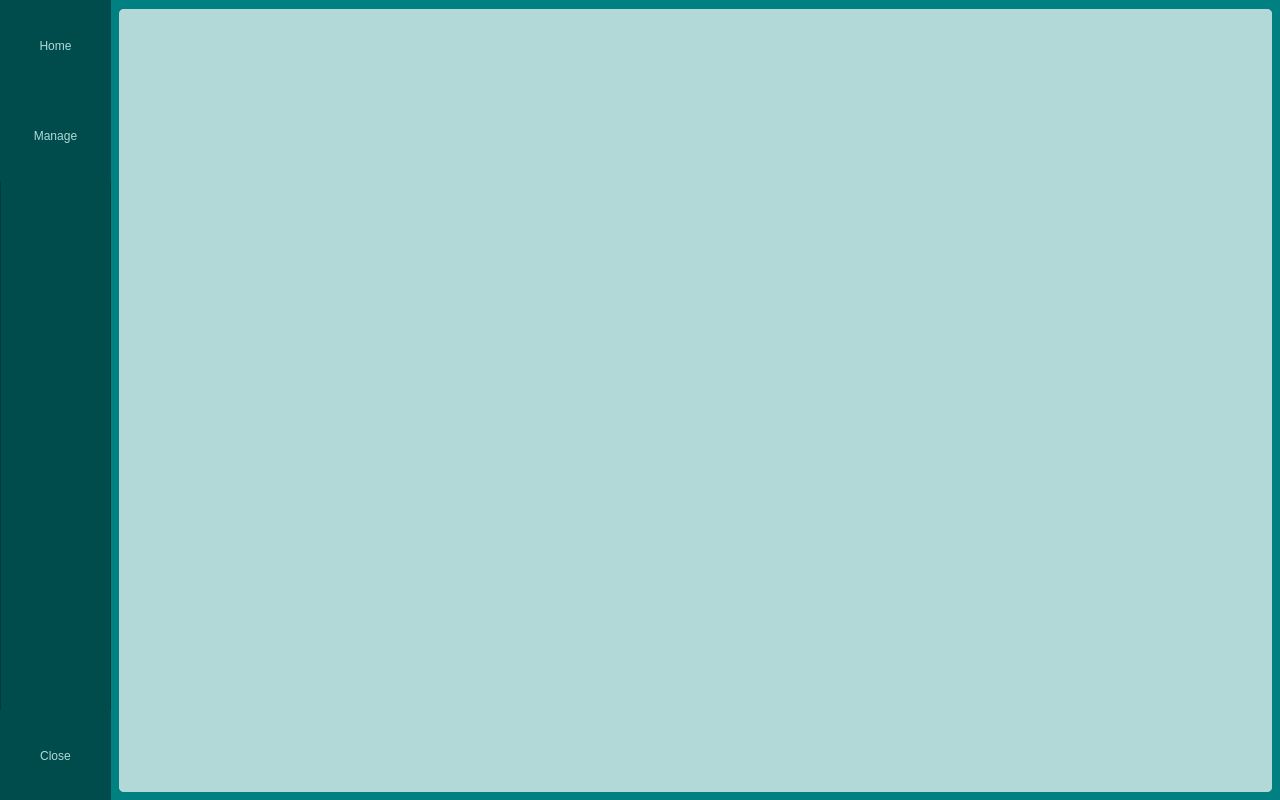
Qt form mainwindow.ui (schwei322/CS1C-Project2) before a commit.
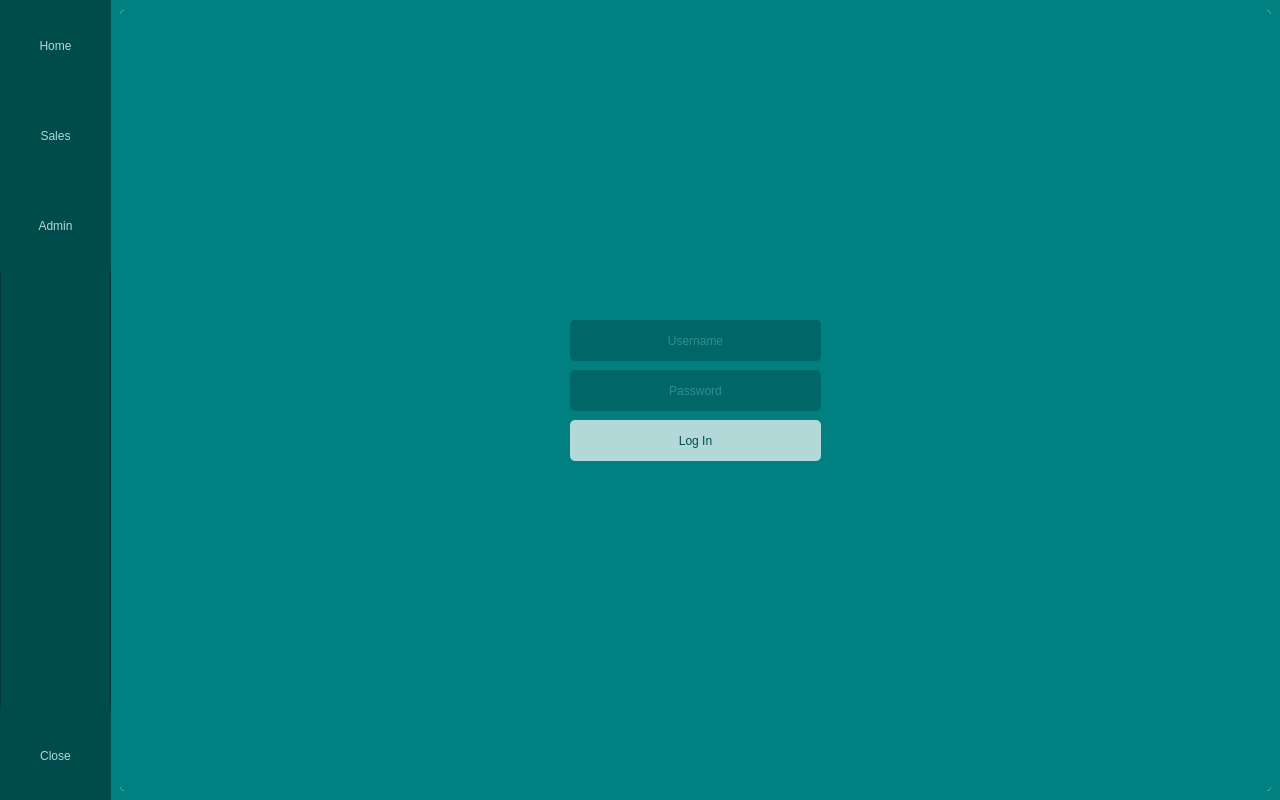
The same form after that commit.

Commit message: Move admin login to a dedicated tab

Diff of the .ui file:
```diff
--- a/mainwindow.ui
+++ b/mainwindow.ui
@@ -44,25 +44,64 @@
    <property name="styleSheet">
     <string notr="true">background-color: rgb(0, 128, 128);</string>
    </property>
-   <widget class="QWidget" name="loginPanel" native="true">
+   <widget class="QFrame" name="salesPanel">
+    <property name="geometry">
+     <rect>
+      <x>120</x>
+      <y>10</y>
+      <width>1151</width>
+      <height>781</height>
+     </rect>
+    </property>
+    <property name="styleSheet">
+     <string notr="true">background-color: rgb(178, 216, 216);
+border-radius: 5px;</string>
+    </property>
+    <property name="frameShape">
+     <enum>QFrame::StyledPanel</enum>
+    </property>
+    <property name="frameShadow">
+     <enum>QFrame::Raised</enum>
+    </property>
+   </widget>
+   <widget class="QFrame" name="adminPanel">
+    <property name="geometry">
+     <rect>
+      <x>120</x>
+      <y>10</y>
+      <width>1151</width>
+      <height>781</height>
+     </rect>
+    </property>
+    <property name="styleSheet">
+     <string notr="true">background-color: rgb(178, 216, 216);
+border-radius: 5px;</string>
+    </property>
+    <property name="frameShape">
+     <enum>QFrame::StyledPanel</enum>
+    </property>
+    <property name="frameShadow">
+     <enum>QFrame::Raised</enum>
+    </property>
+    <widget class="QWidget" name="adminLogin" native="true">
     <property name="geometry">
      <rect>
       <x>0</x>
       <y>0</y>
-      <width>1280</width>
-      <height>800</height>
+       <width>1151</width>
+       <height>781</height>
      </rect>
     </property>
     <property name="minimumSize">
      <size>
-      <width>1280</width>
-      <height>800</height>
+       <width>0</width>
+       <height>0</height>
      </size>
     </property>
     <property name="maximumSize">
      <size>
-      <width>1280</width>
-      <height>800</height>
+       <width>1151</width>
+       <height>781</height>
      </size>
     </property>
     <property name="styleSheet">
@@ -71,7 +110,7 @@
     <widget class="QLineEdit" name="usernameInput">
      <property name="geometry">
       <rect>
-       <x>520</x>
+        <x>450</x>
        <y>310</y>
        <width>251</width>
        <height>41</height>
@@ -93,7 +132,7 @@
     <widget class="QLineEdit" name="passwordInput">
      <property name="geometry">
       <rect>
-       <x>520</x>
+        <x>450</x>
        <y>360</y>
        <width>251</width>
        <height>41</height>
@@ -118,7 +157,7 @@
     <widget class="QPushButton" name="loginBtn">
      <property name="geometry">
       <rect>
-       <x>520</x>
+        <x>450</x>
        <y>410</y>
        <width>251</width>
        <height>41</height>
@@ -144,30 +183,29 @@
      </property>
     </widget>
    </widget>
-   <widget class="QWidget" name="mainPanel" native="true">
+    <widget class="QFrame" name="adminContent">
     <property name="geometry">
      <rect>
       <x>0</x>
       <y>0</y>
-      <width>1280</width>
-      <height>800</height>
-     </rect>
-    </property>
-    <property name="minimumSize">
-     <size>
-      <width>1280</width>
-      <height>800</height>
-     </size>
-    </property>
-    <property name="maximumSize">
-     <size>
-      <width>1280</width>
-      <height>800</height>
-     </size>
-    </property>
+       <width>1151</width>
+       <height>781</height>
+      </rect>
+     </property>
     <property name="styleSheet">
-     <string notr="true">background-color: rgb(0, 128, 128);</string>
-    </property>
+      <string notr="true">background-color: rgb(178, 216, 216);
+border-radius: 5px;</string>
+     </property>
+     <property name="frameShape">
+      <enum>QFrame::StyledPanel</enum>
+     </property>
+     <property name="frameShadow">
+      <enum>QFrame::Raised</enum>
+     </property>
+    </widget>
+    <zorder>adminContent</zorder>
+    <zorder>adminLogin</zorder>
+   </widget>
     <widget class="QFrame" name="sidebar">
      <property name="geometry">
       <rect>
@@ -213,32 +251,6 @@
        <string>Home</string>
       </property>
      </widget>
-     <widget class="QPushButton" name="manageBtn">
-      <property name="geometry">
-       <rect>
-        <x>0</x>
-        <y>90</y>
-        <width>111</width>
-        <height>91</height>
-       </rect>
-      </property>
-      <property name="styleSheet">
-       <string notr="true">QPushButton {
-	border: none;
-	background-color: rgb(0, 76, 76);
-	color: rgb(178, 216, 216);
-}
-
-QPushButton:hover {
-	border: none;
-	background-color: rgb(0, 128, 128);
-	color: rgb(178, 216, 216);
-}</string>
-      </property>
-      <property name="text">
-       <string>Manage</string>
-      </property>
-     </widget>
      <widget class="QPushButton" name="closeBtn">
       <property name="geometry">
        <rect>
@@ -265,34 +277,66 @@
        <string>Close</string>
       </property>
      </widget>
-    </widget>
-    <widget class="QFrame" name="home">
+    <widget class="QPushButton" name="adminBtn">
      <property name="geometry">
       <rect>
-       <x>119</x>
-       <y>9</y>
-       <width>1153</width>
-       <height>783</height>
+       <x>0</x>
+       <y>180</y>
+       <width>111</width>
+       <height>91</height>
       </rect>
      </property>
      <property name="styleSheet">
-      <string notr="true">background-color: rgb(178, 216, 216);
-border-radius: 5px;</string>
+      <string notr="true">QPushButton {
+	border: none;
+	background-color: rgb(0, 76, 76);
+	color: rgb(178, 216, 216);
+}
+
+QPushButton:hover {
+	border: none;
+	background-color: rgb(0, 128, 128);
+	color: rgb(178, 216, 216);
+}</string>
      </property>
-     <property name="frameShape">
-      <enum>QFrame::StyledPanel</enum>
+     <property name="text">
+      <string>Admin</string>
      </property>
-     <property name="frameShadow">
-      <enum>QFrame::Raised</enum>
+    </widget>
+    <widget class="QPushButton" name="salesBtn">
+     <property name="geometry">
+      <rect>
+       <x>0</x>
+       <y>90</y>
+       <width>111</width>
+       <height>91</height>
+      </rect>
      </property>
+     <property name="styleSheet">
+      <string notr="true">QPushButton {
+	border: none;
+	background-color: rgb(0, 76, 76);
+	color: rgb(178, 216, 216);
+}
+
+QPushButton:hover {
+	border: none;
+	background-color: rgb(0, 128, 128);
+	color: rgb(178, 216, 216);
+}</string>
+     </property>
+     <property name="text">
+      <string>Sales</string>
+     </property>
     </widget>
-    <widget class="QFrame" name="manage">
+   </widget>
+   <widget class="QFrame" name="homePanel">
      <property name="geometry">
       <rect>
-       <x>119</x>
-       <y>9</y>
-       <width>1153</width>
-       <height>783</height>
+      <x>120</x>
+      <y>10</y>
+      <width>1151</width>
+      <height>781</height>
       </rect>
      </property>
      <property name="styleSheet">
@@ -306,7 +350,10 @@
       <enum>QFrame::Raised</enum>
      </property>
     </widget>
-   </widget>
+   <zorder>salesPanel</zorder>
+   <zorder>sidebar</zorder>
+   <zorder>homePanel</zorder>
+   <zorder>adminPanel</zorder>
   </widget>
  </widget>
  <resources/>
```
Left out of the diff: 77 changed lines with no effect on the pictures. Lines whose indentation alone changed are shown as unchanged. The commit also changes 2 other files.
